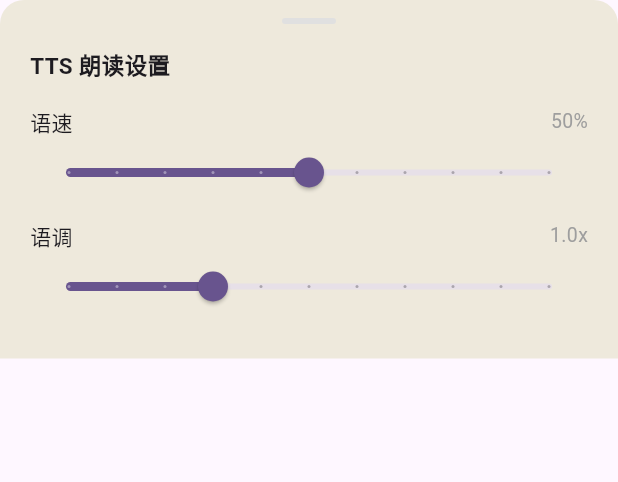
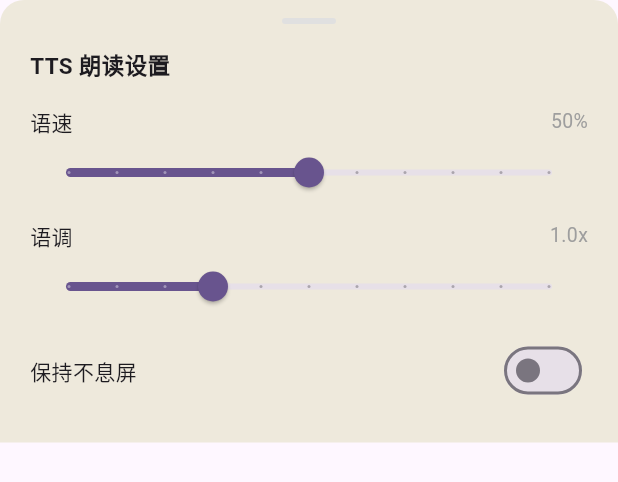
Before and after one commit to Martlet-Tech/Swingtell, a Flutter app: the TtsSettingsPanel widget shown alone on an empty page, opened directly, on a phone screen of 412 x 824 dp. Shown: the top 482 px of the screen. Run offline on Flutter 3.47's test engine with Material 3 defaults, Android fonts, the phone set to English and light mode, and no system bars; our stand-ins replace file_picker, flutter_tts, hive, hive_flutter, share_plus, wakelock_plus and 1 more; missing offline and left inert: epubx; accounts and stored records are empty.

Commit message:
add: keepScreenOn toggle in TTS settings panel (wakelock_plus)

```diff
--- a/lib/core/models/reader_settings.dart
+++ b/lib/core/models/reader_settings.dart
@@ -13,6 +13,7 @@ class ReaderSettings extends HiveObject {
   @HiveField(8) String aiApiKey = '';
   @HiveField(9) String aiApiUrl = 'https://api.openai.com/v1';
   @HiveField(10) String aiModel = 'gpt-4o-mini';
+  @HiveField(11) bool keepScreenOn = false;
 
   ReaderSettings copyWith({
     String? fontFamily,
@@ -24,6 +25,7 @@ class ReaderSettings extends HiveObject {
     String? aiApiKey,
     String? aiApiUrl,
     String? aiModel,
+    bool? keepScreenOn,
   }) =>
       ReaderSettings()
         ..fontFamily = fontFamily ?? this.fontFamily
@@ -34,5 +36,6 @@ class ReaderSettings extends HiveObject {
         ..ttsPitch = ttsPitch ?? this.ttsPitch
         ..aiApiKey = aiApiKey ?? this.aiApiKey
         ..aiApiUrl = aiApiUrl ?? this.aiApiUrl
-        ..aiModel = aiModel ?? this.aiModel;
+        ..aiModel = aiModel ?? this.aiModel
+        ..keepScreenOn = keepScreenOn ?? this.keepScreenOn;
 }
--- a/lib/features/reader/widgets/tts_settings_panel.dart
+++ b/lib/features/reader/widgets/tts_settings_panel.dart
@@ -54,16 +54,30 @@ class TtsSettingsPanel extends StatelessWidget {
               _updateSettings(settingsService, s, ttsPitch: pitch);
             },
           ),
+          const SizedBox(height: 8),
+          Row(
+            children: [
+              const Text('保持不息屏', style: TextStyle(fontSize: 14)),
+              const Spacer(),
+              Switch(
+                value: s.keepScreenOn,
+                onChanged: (v) {
+                  _updateSettings(settingsService, s, keepScreenOn: v);
+                },
+              ),
+            ],
+          ),
         ],
       ),
     );
   }
 
   void _updateSettings(SettingsService svc, ReaderSettings current,
-      {double? ttsSpeechRate, double? ttsPitch}) {
+      {double? ttsSpeechRate, double? ttsPitch, bool? keepScreenOn}) {
     svc.update(current.copyWith(
       ttsSpeechRate: ttsSpeechRate,
       ttsPitch: ttsPitch,
+      keepScreenOn: keepScreenOn,
     ));
   }
 }
--- a/pubspec.yaml
+++ b/pubspec.yaml
@@ -74,6 +74,9 @@ dependencies:
   http: ^1.2.0
   archive: ^3.4.0
 
+  # 保持不息屏
+  wakelock_plus: ^1.5.2
+
 dev_dependencies:
   flutter_test:
     sdk: flutter
```
Also changed, not shown: lib/features/reader/reader_screen.dart (+13 -0 lines), lib/core/models/reader_settings.g.dart, pubspec.lock, 1 other file.
